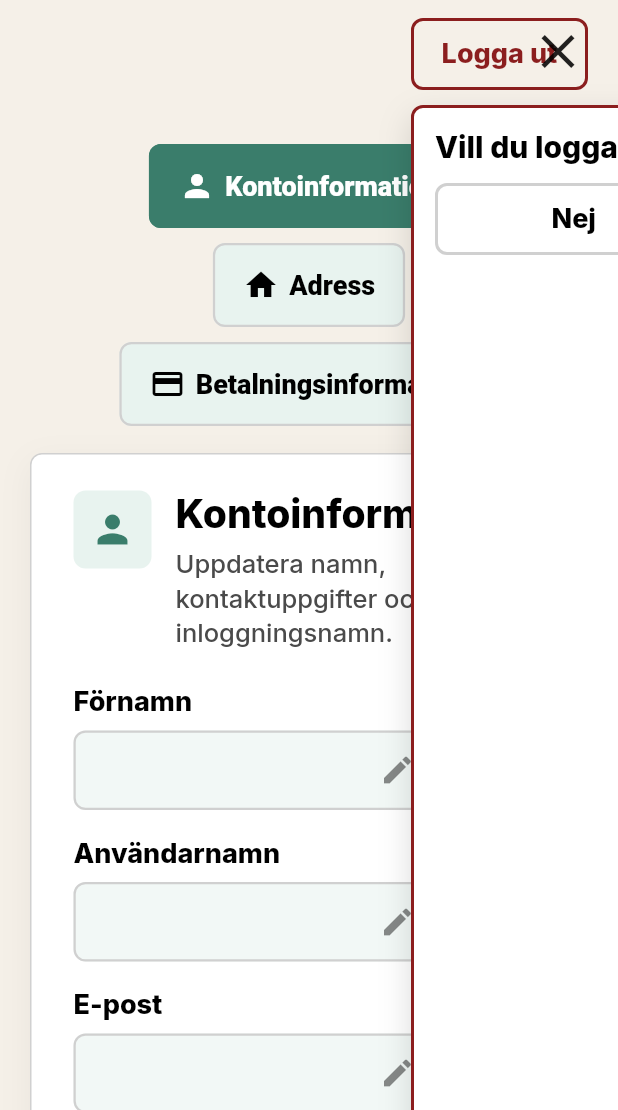
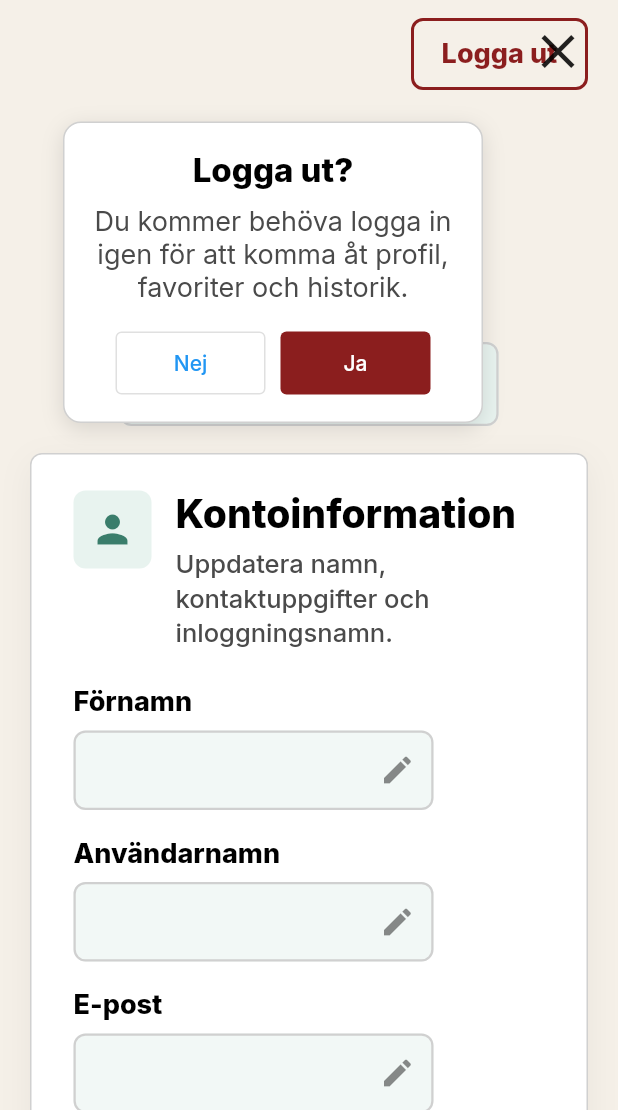
Before and after one commit to Nimoha12/iMat-Prototyp, a Flutter app: the ProfilePage screen opened by its route, after a tap on "Logga ut", on a phone screen of 412 x 824 dp, the part 126-1236 px from its top. Run offline on Flutter 3.47's test engine with Material 3 defaults, Android fonts, the phone set to English and light mode, and no system bars; our stand-ins replace google_fonts, speech_to_text; network calls fail.

Commit message:
Logga ut knapp varning, klar

```diff
--- a/lib/Pages/help/help_page.dart
+++ b/lib/Pages/help/help_page.dart
@@ -5,6 +5,7 @@
 import 'package:imat_repo/Theme/imat_text.dart';
 import 'package:imat_repo/Widgets/Navigation/breadcrumb_bar.dart';
 import 'package:imat_repo/Widgets/Navigation/navbar.dart';
+import 'package:imat_repo/Widgets/Profile_Parts/Header/CloseProfile_Button.dart';
 import 'package:imat_repo/Widgets/product/lazy_product_grid.dart';
 import 'package:imat_repo/layout/imat_scaffold.dart';
 
@@ -72,7 +73,8 @@
     return IMatScaffold(
       activePage: NavbarPage.help,
       breadcrumbContext: breadcrumbs,
-      body: FutureBuilder<List<HelpCategory>>(
+      body: Stack(
+    children: [FutureBuilder<List<HelpCategory>>(
         future: _categoriesFuture,
         builder: (context, snapshot) {
           final isLoading = snapshot.connectionState != ConnectionState.done;
@@ -171,6 +173,13 @@
           );
         },
       ),
+      const Positioned(
+        top: 12,
+        right: 16,
+        child: CloseProfileButton(),
+      )
+    ]
+      )
     );
   }
 
--- a/lib/Widgets/Profile_Parts/Header/LogoutButton .dart
+++ b/lib/Widgets/Profile_Parts/Header/LogoutButton .dart
@@ -5,9 +5,6 @@
 import 'package:provider/provider.dart';
 
 const String logoutButtonText = 'Logga ut';
-const String logoutWarningText = 'Vill du logga ut?';
-const String logoutConfirmText = 'Ja';
-const String logoutCancelText = 'Nej';
 
 class LogoutButton extends StatefulWidget {
   const LogoutButton({super.key});
@@ -17,37 +14,115 @@
 }
 
 class _LogoutButtonState extends State<LogoutButton> {
-  final LayerLink _layerLink = LayerLink();
+
   OverlayEntry? _warningEntry;
 
-  @override
-  void dispose() {
-    _removeWarning();
-    super.dispose();
-  }
+
 
   void _toggleWarning() {
-    if (_warningEntry != null) {
-      _removeWarning();
-      return;
-    }
+  showDialog(
+    context: context,
+    barrierColor: Colors.transparent,
+    builder: (dialogContext) {
+      return Stack(
+        children: [
+          Positioned(
+            top: 165,
+            right: 90,
+            child: Material(
+              color: Colors.transparent,
+              child: Container(
+                width: 280,
+                padding: const EdgeInsets.all(18),
+                decoration: BoxDecoration(
+                  color: Colors.white,
+                  borderRadius: BorderRadius.circular(12),
+                  border: Border.all(
+                    color: IMatColors.border,
+                  ),
+                  boxShadow: [
+                    BoxShadow(
+                      color: Colors.black.withValues(alpha: 0.12),
+                      blurRadius: 12,
+                      offset: const Offset(0, 4),
+                    ),
+                  ],
+                ),
+                child: Column(
+                  mainAxisSize: MainAxisSize.min,
+                  children: [
+                    Text(
+                      'Logga ut?',
+                      textAlign: TextAlign.center,
+                      style: IMatText.bodyL.copyWith(
+                        fontWeight: FontWeight.w800,
+                      ),
+                    ),
 
-    _warningEntry = OverlayEntry(
-      builder: (context) {
-        return CompositedTransformFollower(
-          link: _layerLink,
-          targetAnchor: Alignment.bottomLeft,
-          followerAnchor: Alignment.topLeft,
-          offset: const Offset(0, 10),
-          child: SizedBox(
-            width: 268,
-            child: _LogoutWarning(onCancel: _removeWarning, onConfirm: _logout),
+                    const SizedBox(height: 10),
+
+                    Text(
+                      'Du kommer behöva logga in igen för att komma åt profil, favoriter och historik.',
+                      textAlign: TextAlign.center,
+                      style: IMatText.bodyS.copyWith(
+                        color: IMatColors.textSecondary,
                       ),
+                    ),
+
+                    const SizedBox(height: 18),
+
+                    Row(
+                      mainAxisAlignment: MainAxisAlignment.center,
+                      children: [
+                        SizedBox(
+                          width: 100,
+                          height: 42,
+                          child: OutlinedButton(
+                            onPressed: () {
+                              Navigator.pop(dialogContext);
+                            },
+                            child: const Text('Nej'),
+                          ),
+                        ),
+
+                        const SizedBox(width: 10),
+
+                        SizedBox(
+                          width: 100,
+                          height: 42,
+                          child: ElevatedButton(
+                            onPressed: () {
+                              Navigator.pop(dialogContext);
+
+                              context
+                                  .read<AuthState>()
+                                  .logout();
+
+                              ModuleNavigation.exit(
+                                this.context,
+                              );
+                            },
+                            style: ElevatedButton.styleFrom(
+                              backgroundColor:
+                                  IMatColors.danger,
+                              foregroundColor:
+                                  Colors.white,
+                              elevation: 0,
+                            ),
+                            child: const Text('Ja'),
+                          ),
+                        ),
+                      ],
+                    ),
+                  ],
+                ),
+              ),
+            ),
+          ),
+        ],
       );
     },
   );
-
-    Overlay.of(context).insert(_warningEntry!);
 }
 
   void _removeWarning() {
@@ -65,9 +140,7 @@
 
   @override
   Widget build(BuildContext context) {
-    return CompositedTransformTarget(
-      link: _layerLink,
-      child: SizedBox(
+    return SizedBox(
         width: 118,
         height: 48,
         child: OutlinedButton(
@@ -77,11 +150,12 @@
               const EdgeInsets.symmetric(horizontal: 14),
             ),
             textStyle: WidgetStateProperty.all(
-              IMatText.bodyS.copyWith(fontWeight: FontWeight.w800),
+              IMatText.bodyS.copyWith(
+                fontWeight: FontWeight.w800,
+              ),
             ),
           ),
           child: const Text(logoutButtonText),
-        ),
         ),
     );
   }
@@ -91,81 +165,67 @@
   final VoidCallback onCancel;
   final VoidCallback onConfirm;
 
-  const _LogoutWarning({required this.onCancel, required this.onConfirm});
+  const _LogoutWarning({
+    required this.onCancel,
+    required this.onConfirm,
+  });
 
   @override
   Widget build(BuildContext context) {
     return Material(
-      color: Colors.transparent,
-      child: Semantics(
-        container: true,
-        liveRegion: true,
-        label: logoutWarningText,
+      elevation: 8,
+      borderRadius: BorderRadius.circular(8),
+      color: IMatColors.white,
       child: Container(
+        width: 220,
         padding: const EdgeInsets.all(14),
         decoration: BoxDecoration(
-            color: IMatColors.white,
           borderRadius: BorderRadius.circular(8),
-            border: Border.all(color: IMatColors.danger, width: 2),
-            boxShadow: [
-              BoxShadow(
-                color: Colors.black.withValues(alpha: 0.14),
-                blurRadius: 18,
-                offset: const Offset(0, 8),
+          border: Border.all(
+            color: IMatColors.border,
           ),
-            ],
         ),
         child: Column(
           mainAxisSize: MainAxisSize.min,
-            crossAxisAlignment: CrossAxisAlignment.stretch,
           children: [
             Text(
-                logoutWarningText,
-                style: IMatText.bodyM.copyWith(
+              'Logga ut?',
+              style: IMatText.bodyS.copyWith(
                 fontWeight: FontWeight.w800,
-                  color: IMatColors.black,
               ),
             ),
-              const SizedBox(height: 12),
+
+            const SizedBox(height: 10),
+
             Row(
+              mainAxisSize: MainAxisSize.min,
               children: [
-                  Expanded(
+                SizedBox(
+                  width: 68,
+                  height: 40,
                   child: OutlinedButton(
                     onPressed: onCancel,
                     style: OutlinedButton.styleFrom(
-                        foregroundColor: IMatColors.black,
-                        side: const BorderSide(
-                          color: IMatColors.border,
-                          width: 2,
+                      padding: EdgeInsets.zero,
                     ),
-                        minimumSize: const Size(0, 48),
-                        shape: RoundedRectangleBorder(
-                          borderRadius: BorderRadius.circular(8),
-                        ),
-                        textStyle: IMatText.bodyS.copyWith(
-                          fontWeight: FontWeight.w800,
+                    child: const Text('Nej'),
                   ),
                 ),
-                      child: const Text(logoutCancelText),
-                    ),
-                  ),
-                  const SizedBox(width: 10),
-                  Expanded(
+
+                const SizedBox(width: 6),
+
+                SizedBox(
+                  width: 68,
+                  height: 40,
                   child: ElevatedButton(
                     onPressed: onConfirm,
                     style: ElevatedButton.styleFrom(
                       backgroundColor: IMatColors.danger,
-                        foregroundColor: IMatColors.white,
+                      foregroundColor: Colors.white,
                       elevation: 0,
-                        minimumSize: const Size(0, 48),
-                        shape: RoundedRectangleBorder(
-                          borderRadius: BorderRadius.circular(8),
+                      padding: EdgeInsets.zero,
                     ),
-                        textStyle: IMatText.bodyS.copyWith(
-                          fontWeight: FontWeight.w800,
-                        ),
-                      ),
-                      child: const Text(logoutConfirmText),
+                    child: const Text('Ja'),
                   ),
                 ),
               ],
@@ -173,7 +233,6 @@
           ],
         ),
       ),
-      ),
     );
   }
 }
```
Lines whose indentation alone changed are shown as unchanged.
